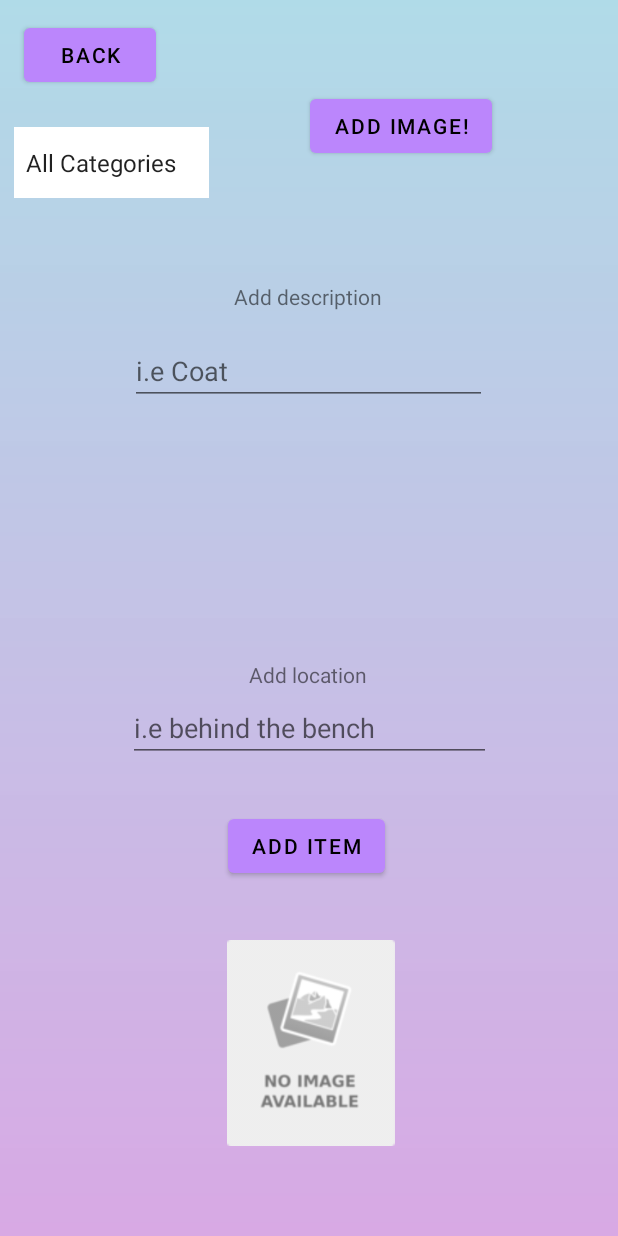
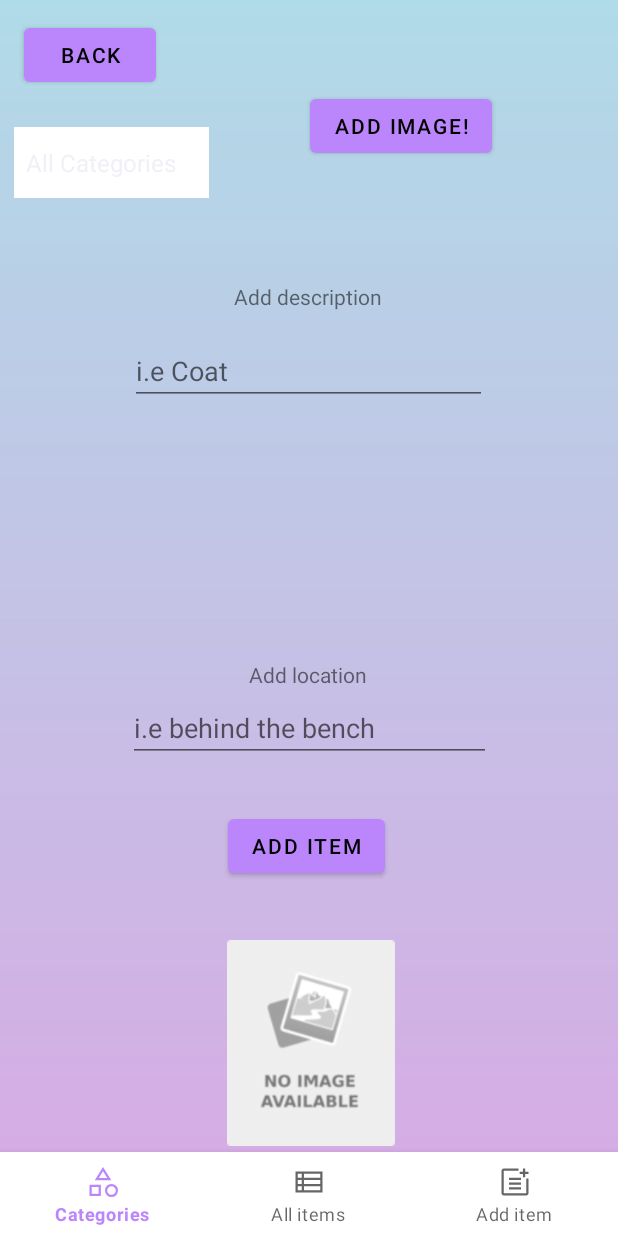
Before and after one commit to iknek/DAT257-Agile-Project, an Android app: the screen it shows after launch (AddItemScreen before the commit, CategoryScreen after it), item 3 of the bottom bar chosen, on a phone screen of 412 x 824 dp. Run offline under Robolectric (Android 15) with nearby library versions, the phone set to English and light mode, and no system bars; network calls fail.

Commit message:
Fragments

```diff
--- a/app/build.gradle
+++ b/app/build.gradle
@@ -40,4 +40,7 @@ dependencies {
     testImplementation "org.junit.jupiter:junit-jupiter-api:5.8.1"
     // Optional -- Mockito framework
     testImplementation("org.mockito:mockito-core:4.5.0")
+
+    implementation "androidx.fragment:fragment:1.4.1"
+
 }
--- a/app/src/main/java/com/example/finditv2/AddItemScreen.java
+++ b/app/src/main/java/com/example/finditv2/AddItemScreen.java
@@ -1,19 +1,25 @@
 package com.example.finditv2;
 
 import android.app.Activity;
+import android.content.Context;
 import android.content.Intent;
 import android.graphics.Bitmap;
 import android.net.Uri;
 import android.os.Bundle;
 import android.provider.MediaStore;
+import android.view.LayoutInflater;
 import android.view.View;
+import android.view.ViewGroup;
 import android.view.inputmethod.InputMethodManager;
 import android.widget.*;
 import androidx.activity.result.ActivityResult;
 import androidx.activity.result.ActivityResultCallback;
 import androidx.activity.result.ActivityResultLauncher;
 import androidx.activity.result.contract.ActivityResultContracts;
+import androidx.annotation.NonNull;
+import androidx.annotation.Nullable;
 import androidx.appcompat.app.AppCompatActivity;
+import androidx.fragment.app.Fragment;
 
 import java.io.File;
 import java.io.IOException;
@@ -21,8 +27,11 @@ import java.util.ArrayList;
 import java.util.Date;
 import java.util.List;
 
-public class AddItemScreen extends AppCompatActivity {
-
+public class AddItemScreen extends Fragment {
+    public AddItemScreen (Context categoryScreen) {
+        this.categoryScreen = categoryScreen;
+    }
+    private Context categoryScreen;
     private Button addItem;
     private Button back;
     private EditText descriptionBox;
@@ -37,20 +46,16 @@ public class AddItemScreen extends AppCompatActivity {
     private EditText locationStored;
     private int requestCode;
 
-    /**
-     * Called when view is opened. Creates view and button listeners within it.
-     * @param savedInstanceState = earlier saved instance data
-     */
+    @Nullable
     @Override
-    protected void onCreate(Bundle savedInstanceState){
-        super.onCreate(savedInstanceState);
-        setContentView(R.layout.new_item_screen);
-        back = findViewById(R.id.button3);
-        addItem = findViewById(R.id.button2);
-        descriptionBox = findViewById(R.id.descriptionTextInput);
-        locationBox = findViewById(R.id.locationTextInput);
-        imageView = findViewById(R.id.imageView2);
-        spinner = findViewById(R.id.spinner);
+    public View onCreateView(@NonNull LayoutInflater inflater, @Nullable ViewGroup container, @Nullable Bundle savedInstanceState) {
+        View view = inflater.inflate(R.layout.new_item_screen, container,false);
+        back = view.findViewById(R.id.button3);
+        addItem = view.findViewById(R.id.button2);
+        descriptionBox = view.findViewById(R.id.descriptionTextInput);
+        locationBox = view.findViewById(R.id.locationTextInput);
+        imageView = view.findViewById(R.id.imageView2);
+        spinner = view.findViewById(R.id.spinner);
         imageView.setImageResource(R.drawable.no_image);
         //locationStored = findViewById(R.id.locationTextInput2); TODO: Cleanup
         List<String> categoryArray = new ArrayList<>();
@@ -59,20 +64,26 @@ public class AddItemScreen extends AppCompatActivity {
         }
         categoryArray.add(0, "All Categories");
 
-        ArrayAdapter<String> adapter = new ArrayAdapter<>(this, android.R.layout.simple_spinner_item, categoryArray);
+        ArrayAdapter<String> adapter = new ArrayAdapter<>(categoryScreen, android.R.layout.simple_spinner_item, categoryArray);
         adapter.setDropDownViewResource(android.R.layout.simple_spinner_dropdown_item);
         spinner.setAdapter(adapter);
 
-        toast = new Toast(getApplicationContext());
+        toast = new Toast(getContext());
         toast.setText("Item has been added");
         listeners();
+        return view;
+    }
+
+    @Override
+    public void onViewCreated(@NonNull View view, @Nullable Bundle savedInstanceState) {
+        super.onViewCreated(view, savedInstanceState);
+
     }
 
     /**
      * Sets listeners for buttons/other input fields.
      */
     private void listeners(){
-        back.setOnClickListener(view -> finish());
 
         addItem.setOnClickListener(new View.OnClickListener() {
             public void onClick(View v) {
@@ -111,8 +122,8 @@ public class AddItemScreen extends AppCompatActivity {
      * @param view
      */
     private void hideKeyboard(View view) {
-        InputMethodManager inputMethodManager =(InputMethodManager)getSystemService(Activity.INPUT_METHOD_SERVICE);
-        inputMethodManager.hideSoftInputFromWindow(view.getWindowToken(), 0);
+       // InputMethodManager inputMethodManager =(InputMethodManager)getSystemService(Activity.INPUT_METHOD_SERVICE);
+       // inputMethodManager.hideSoftInputFromWindow(view.getWindowToken(), 0);
     }
 
     /**
@@ -174,7 +185,7 @@ public class AddItemScreen extends AppCompatActivity {
             } else {
                 try {
                     Uri imageUri = data.getData();
-                    bitmap = MediaStore.Images.Media.getBitmap(getContentResolver(), imageUri);
+                    bitmap = MediaStore.Images.Media.getBitmap(categoryScreen.getContentResolver(), imageUri);
                     imageView.setImageURI(imageUri);
                 } catch (IOException e) {
                     e.printStackTrace();
--- /dev/null
+++ b/app/src/main/java/com/example/finditv2/CategoriesPageFragment.java
@@ -0,0 +1,61 @@
+package com.example.finditv2;
+
+import android.content.Context;
+import android.content.Intent;
+import android.os.Bundle;
+import android.util.AttributeSet;
+import android.view.LayoutInflater;
+import android.view.MenuItem;
+import android.view.View;
+import android.view.ViewGroup;
+import androidx.annotation.NonNull;
+import androidx.annotation.Nullable;
+import androidx.fragment.app.Fragment;
+import androidx.recyclerview.widget.GridLayoutManager;
+import androidx.recyclerview.widget.RecyclerView;
+import com.google.android.material.bottomnavigation.BottomNavigationView;
+import com.google.android.material.navigation.NavigationBarView;
+
+import java.util.HashMap;
+import java.util.List;
+
+public class CategoriesPageFragment extends Fragment {
+
+    private Context categoryScreen;
+    private CategoryRecyclerViewAdapter recyclerViewAdapter;
+    private List<Category> categories;
+
+    public CategoriesPageFragment (Context categoryScreen, List<Category> categories) {
+        this.categoryScreen = categoryScreen;
+        this.categories = categories;
+    }
+
+    @Nullable
+    @Override
+    public View onCreateView(@NonNull LayoutInflater inflater, @Nullable ViewGroup container, @Nullable Bundle savedInstanceState) {
+        View view = inflater.inflate(R.layout.categories_page, container, false);
+        recyclerViewAdapter = new CategoryRecyclerViewAdapter(categories);
+        RecyclerView categoryRecyclerView = view.findViewById(R.id.category_rc);
+        categoryRecyclerView.setLayoutManager(new GridLayoutManager(categoryScreen, 2));
+        categoryRecyclerView.setAdapter(recyclerViewAdapter);
+        categories = FileManager.getCategories();
+        categories.add(0, new Category("All Categories"));
+        return view;
+    }
+
+    @Override
+    public void onInflate(@NonNull Context context, @NonNull AttributeSet attrs, @Nullable @org.jetbrains.annotations.Nullable Bundle savedInstanceState) {
+        super.onInflate(context, attrs, savedInstanceState);
+        recyclerViewAdapter.setCount(getItemCount());
+    }
+
+    private HashMap<String,Integer> getItemCount () {
+        List<Item> items = FileManager.getObject();
+        HashMap<String, Integer> hashMap = new HashMap<>();
+        for (Item item : items) {
+            hashMap.merge(item.getCategory(), 1, Integer::sum);
+        }
+        hashMap.put(categories.get(0).getName(),items.size());
+        return hashMap;
+    }
+}
--- a/app/src/main/java/com/example/finditv2/CategoryRecyclerViewAdapter.java
+++ b/app/src/main/java/com/example/finditv2/CategoryRecyclerViewAdapter.java
@@ -8,18 +8,18 @@ import android.widget.TextView;
 import androidx.annotation.NonNull;
 import androidx.recyclerview.widget.RecyclerView;
 
+import java.util.ArrayList;
 import java.util.HashMap;
 import java.util.List;
 
 public class CategoryRecyclerViewAdapter extends RecyclerView.Adapter<CategoryRecyclerViewAdapter.ViewHolder> {
 
-    CategoryScreen categoryScreen;
     List<Category> categories;
     HashMap<String,Integer> hashMap;
 
 
-    public CategoryRecyclerViewAdapter(CategoryScreen categoryScreen) {
-        this.categoryScreen = categoryScreen;
+    public CategoryRecyclerViewAdapter(List<Category> categories) {
+        this.categories = categories;
     }
 
     @NonNull
@@ -33,7 +33,8 @@ public class CategoryRecyclerViewAdapter extends RecyclerView.Adapter<CategoryRe
     public void onBindViewHolder(@NonNull CategoryRecyclerViewAdapter.ViewHolder holder, int position) {
         holder.name.setText(categories.get(position).getName());
         holder.imageView.setImageResource(R.drawable.no_image);
-        holder.itemView.setOnClickListener(view -> categoryScreen.changeActivity(position));
+        //holder.itemView.setOnClickListener(view -> categoryScreen.changeActivity(position));
+        /*
         Integer count = hashMap.get(categories.get(position).getName());
         if (count != null) {
             holder.count.setText("Items: " + String.valueOf(hashMap.get(categories.get(position).getName())));
@@ -41,6 +42,7 @@ public class CategoryRecyclerViewAdapter extends RecyclerView.Adapter<CategoryRe
             holder.count.setText("Items: 0");
         }
 
+         */
     }
 
     @Override
--- a/app/src/main/java/com/example/finditv2/CategoryScreen.java
+++ b/app/src/main/java/com/example/finditv2/CategoryScreen.java
@@ -1,11 +1,13 @@
 package com.example.finditv2;
 
+import android.content.Context;
 import android.content.Intent;
 import android.os.Bundle;
 import android.view.MenuItem;
 import androidx.annotation.NonNull;
 import androidx.annotation.Nullable;
 import androidx.appcompat.app.AppCompatActivity;
+import androidx.fragment.app.Fragment;
 import androidx.recyclerview.widget.GridLayoutManager;
 import androidx.recyclerview.widget.RecyclerView;
 import com.google.android.material.bottomnavigation.BottomNavigationView;
@@ -17,7 +19,6 @@ import java.util.List;
 
 public class CategoryScreen extends AppCompatActivity {
 
-    private CategoryRecyclerViewAdapter recyclerViewAdapter;
     private BottomNavigationView bottomNavigation;
     private List<Category> categories;
 
@@ -25,58 +26,35 @@ public class CategoryScreen extends AppCompatActivity {
     protected void onCreate(@Nullable Bundle savedInstanceState) {
         super.onCreate(savedInstanceState);
         new FileManager(this);
+        categories = FileManager.getCategories();
         setContentView(R.layout.category_screen);
-        recyclerViewAdapter = new CategoryRecyclerViewAdapter(this);
-        RecyclerView categoryRecyclerView = findViewById(R.id.category_rc);
-        categoryRecyclerView.setLayoutManager(new GridLayoutManager(this, 2));
-        categoryRecyclerView.setAdapter(recyclerViewAdapter);
-
-        categories = FileManager.getCategories();
-        categories.add(0, new Category("All Categories"));
+        Context context = getBaseContext();
+        Fragment itemScreen = new ItemScreen(context);
+        Fragment addItemScreen = new AddItemScreen(context);
+        Fragment categoriesPageFragment = new CategoriesPageFragment(context, categories);
 
         bottomNavigation = findViewById(R.id.bottom_navigation1);
         bottomNavigation.setOnItemSelectedListener(new NavigationBarView.OnItemSelectedListener() {
             @Override
             public boolean onNavigationItemSelected(@NonNull MenuItem item) {
+                Fragment selectFragment = null;
                 switch (item.getItemId()) {
                     case R.id.categories:
+                        selectFragment = categoriesPageFragment;
                         break;
                     case R.id.main_screen:
-                        Intent intent2 = new Intent(getApplicationContext(), MainActivity.class);
-                        startActivity(intent2);
-                        //ta bort default animation vid byte av activity, kan göras på snyggare sätt
-                        overridePendingTransition(0, 0);
+                        selectFragment = itemScreen;
                         break;
                     case R.id.add_item:
-                        Intent intent3 = new Intent(getApplicationContext(), AddItemScreen.class);
-                        startActivity(intent3);
-                        //ta bort default animation vid byte av activity, kan göras på snyggare sätt
-                        overridePendingTransition(0, 0);
+                        selectFragment = addItemScreen;
                         break;
                     default: return false;
                 }
+                getSupportFragmentManager().beginTransaction().replace(R.id.fragment_container,selectFragment).commit();
                 return false;
+
             }
         });
-    }
-
-    /**
-     * When user goes back to this view, it updates the cards.
-     */
-    @Override
-    protected void onResume() {
-        super.onResume();
-        recyclerViewAdapter.setCategories(categories);
-        recyclerViewAdapter.setCount(getItemCount());
-        recyclerViewAdapter.notifyDataSetChanged();
-    }
-
-    public void changeActivity(int position) {
-        Intent intent = new Intent(getApplicationContext(), ItemScreen.class);
-        intent.putExtra("pre_selected_category", categories.get(position).getName());
-        startActivity(intent);
-        //ta bort default animation vid byte av activity, kan göras på snyggare sätt
-        overridePendingTransition(0, 0);
     }
 
     private HashMap<String,Integer> getItemCount () {
--- a/app/src/main/res/layout/category_screen.xml
+++ b/app/src/main/res/layout/category_screen.xml
@@ -3,14 +3,11 @@
                                                    xmlns:app="http://schemas.android.com/apk/res-auto" xmlns:tools="http://schemas.android.com/tools" android:layout_width="match_parent"
                                                    android:layout_height="match_parent">
 
-    <androidx.recyclerview.widget.RecyclerView
-            android:layout_width="match_parent"
-            android:layout_height="match_parent"
-            android:id="@+id/category_rc" app:layout_constraintTop_toTopOf="parent"
-            app:layout_constraintStart_toStartOf="parent"
-            android:layout_marginBottom="55dp"
-            android:background="@drawable/gradient_drawable">
-    </androidx.recyclerview.widget.RecyclerView>
+    <androidx.fragment.app.FragmentContainerView android:layout_width="match_parent"
+                                                 android:layout_height="match_parent"
+                                                 android:id="@+id/fragment_container">
+
+    </androidx.fragment.app.FragmentContainerView>
 
     <com.google.android.material.bottomnavigation.BottomNavigationView
             android:id="@+id/bottom_navigation1"
```
Also changed, not shown: app/src/main/java/com/example/finditv2/ItemScreen.java (+28 -54 lines), app/src/main/java/com/example/finditv2/MainActivity.java (+20 -14 lines), app/src/main/res/layout/categories_page.xml (added, +13 -0 lines).
